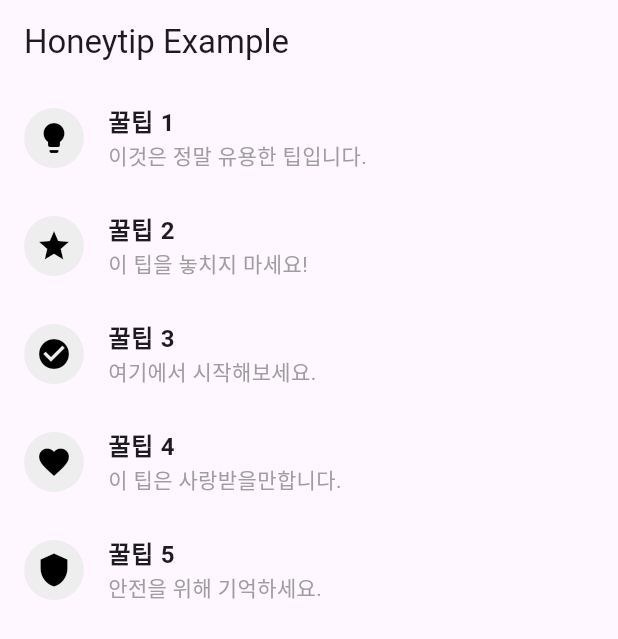
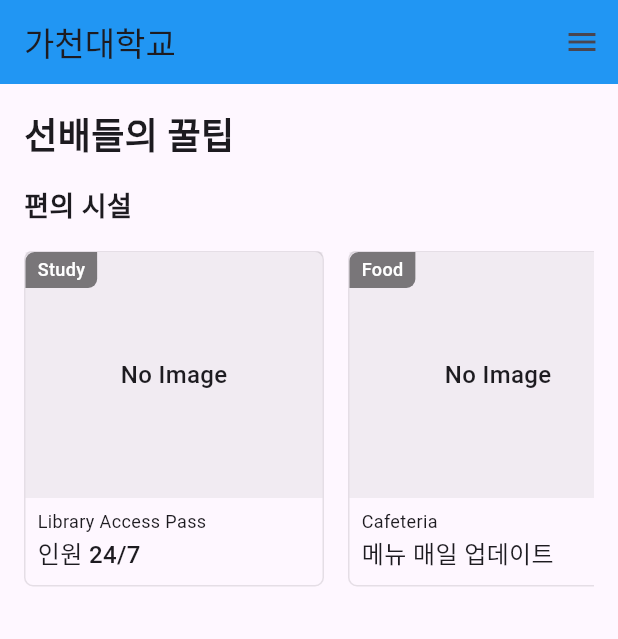
Before and after one commit to KyeongJooni/KKSC-FrontEnd, a Flutter app: the screen it shows after launch, on a phone screen of 412 x 824 dp. Shown: the top 639 px of the screen. Run offline on Flutter 3.47's test engine with Material 3 defaults, Android fonts, the phone set to English and light mode, and no system bars.

Commit message:
LabelCard 오류 수정 Honeytip 레이아웃 추가

```diff
--- a/lib/Component/LabelCard.dart
+++ b/lib/Component/LabelCard.dart
@@ -1,5 +1,4 @@
 import 'package:flutter/material.dart';
-import 'package:kksc_app_fe/Screen/Restaurant/Restaurant.dart';
 
 class LabelCard extends StatelessWidget {
   final String? label;
@@ -13,8 +12,8 @@ class LabelCard extends StatelessWidget {
   @override
   Widget build(BuildContext context) {
     return Container(
-      width: 164, //카드 너비
-      height: 224, //카드 높이
+      width: 164, // 카드 너비
+      height: 224, // 카드 높이
       decoration: BoxDecoration(
         borderRadius: const BorderRadius.all(Radius.circular(6)),
         border: Border.all(
@@ -29,12 +28,12 @@ class LabelCard extends StatelessWidget {
             children: [
               Container(
                 height: 164,
-                  color: Color.fromRGBO(0, 0, 0, 0.05),
-                  child: Image.asset(
+                color: const Color.fromRGBO(0, 0, 0, 0.05),
+                child: img != null
+                    ? Image.asset(
+                  img!,
                   fit: BoxFit.cover,
-                    img!,
                   errorBuilder: (context, error, stackTrace) {
-                      // 이미지 로드 실패 시 "No Image" 표시
                     return const Center(
                       child: Text(
                         "No Image",
@@ -45,26 +44,34 @@ class LabelCard extends StatelessWidget {
                       ),
                     );
                   },
-                  )),
+                )
+                    : const Center(
+                  child: Text(
+                    "No Image",
+                    style: TextStyle(
+                      fontSize: 16,
+                      fontWeight: FontWeight.w500,
+                    ),
+                  ),
+                ),
+              ),
               if (label != null && label!.isNotEmpty)
                 Positioned(
                   top: 0,
                   left: 0,
                   child: Container(
-                    width: 31,
-                    height: 24,
-                    padding: const EdgeInsets.all(4),
+                    padding: const EdgeInsets.symmetric(
+                        vertical: 4, horizontal: 8), // 텍스트 양쪽 간격
                     decoration: const BoxDecoration(
                       borderRadius: BorderRadius.only(
                         topLeft: Radius.circular(6),
                         bottomRight: Radius.circular(6),
                       ),
-                        // 기존 색 : color: Color.fromRGBO(0, 0, 0, 0.1), -> label이 잘 안 보임
-                        color: Color.fromRGBO(0, 0, 0, 0.5)),
+                      color: Color.fromRGBO(0, 0, 0, 0.5),
+                    ),
                     child: Text(
                       label!,
                       style: const TextStyle(
-                        //label text 잘 안 보여서 색 변경
                         color: Colors.white,
                         fontSize: 12,
                         height: 16 / 12,
@@ -82,23 +89,25 @@ class LabelCard extends StatelessWidget {
               child: Column(
                 crossAxisAlignment: CrossAxisAlignment.start,
                 children: [
-                  Text(name,
+                  Text(
+                    name,
                     style: const TextStyle(
                         fontSize: 12,
                         height: 16 / 12,
                         fontWeight: FontWeight.w400),
-                      textAlign: TextAlign.start),
+                    textAlign: TextAlign.start,
+                  ),
                   Text(
                     text,
                     style: const TextStyle(
                         fontSize: 16,
                         height: 24 / 16,
                         fontWeight: FontWeight.w500),
-                  )
+                  ),
                 ],
               ),
             ),
-          )
+          ),
         ],
       ),
     );
--- a/lib/Screen/Honeytip/Honeytip.dart
+++ b/lib/Screen/Honeytip/Honeytip.dart
@@ -1,59 +1,64 @@
 import 'package:flutter/material.dart';
-import 'package:kksc_app_fe/Component/CommonColumnField.dart';
+import 'package:kksc_app_fe/Component/LabelCard.dart';
 
 class Honeytip extends StatelessWidget {
-  // 아이콘, 타이틀, 서브타이틀 리스트
-  final List<Map<String, dynamic>> tips = [
-    {
-      'icon': Icons.lightbulb,
-      'title': '꿀팁 1',
-      'subtitle': '이것은 정말 유용한 팁입니다.',
-    },
-    {
-      'icon': Icons.star,
-      'title': '꿀팁 2',
-      'subtitle': '이 팁을 놓치지 마세요!',
-    },
-    {
-      'icon': Icons.check_circle,
-      'title': '꿀팁 3',
-      'subtitle': '여기에서 시작해보세요.',
-    },
-    {
-      'icon': Icons.favorite,
-      'title': '꿀팁 4',
-      'subtitle': '이 팁은 사랑받을만합니다.',
-    },
-    {
-      'icon': Icons.shield,
-      'title': '꿀팁 5',
-      'subtitle': '안전을 위해 기억하세요.',
-    },
-  ];
-
   @override
   Widget build(BuildContext context) {
-    return Scaffold(
-      appBar: AppBar(
-        title: const Text('Honeytip Example'),
-      ),
-      body: CustomScrollView(
-        slivers: [
-          SliverList(
-            delegate: SliverChildBuilderDelegate(
-                  (BuildContext context, int index) {
-                // tips 리스트에서 데이터 가져오기
-                final tip = tips[index];
-                return CommonColumnField(
-                  icon: tip['icon'],
-                  title: tip['title'],
-                  subtitle: tip['subtitle'],
-                );
-              },
-              childCount: tips.length, // 리스트 길이만큼 반복
+    return MaterialApp(
+      debugShowCheckedModeBanner: false,
+      home: Scaffold(
+        appBar: AppBar(
+          title: Text("가천대학교"),
+          backgroundColor: Colors.blue,
+          actions: [
+            IconButton(
+              icon: Icon(Icons.menu),
+              onPressed: () {},
             ),
+          ],
+        ),
+        body: Padding(
+          padding: const EdgeInsets.all(16.0),
+          child: Column(
+            crossAxisAlignment: CrossAxisAlignment.start,
+            children: [
+              Text(
+                '선배들의 꿀팁',
+                style: TextStyle(fontSize: 24, fontWeight: FontWeight.bold),
+              ),
+              SizedBox(height: 16),
+              Text(
+                '편의 시설',
+                style: TextStyle(fontSize: 18, fontWeight: FontWeight.w600),
+              ),
+              SizedBox(height: 16), // 텍스트와 Row 사이 간격
+              SingleChildScrollView(
+                scrollDirection: Axis.horizontal,
+                child: Row(
+                  children: [
+                    SizedBox(
+                      width: 200,
+                      child: LabelCard(
+                        label: "Study",
+                        name: "Library Access Pass",
+                        text: "인원 24/7",
+                      ),
+                    ),
+                    SizedBox(width: 16), // 카드 간 간격
+                    SizedBox(
+                      width: 200,
+                      child: LabelCard(
+                        label: "Food",
+                        name: "Cafeteria",
+                        text: "메뉴 매일 업데이트",
+                      ),
+                    ),
+                  ],
+                ),
+              ),
+            ],
           ),
-        ],
+        ),
       ),
     );
   }
```
Lines whose indentation alone changed are shown as unchanged.
